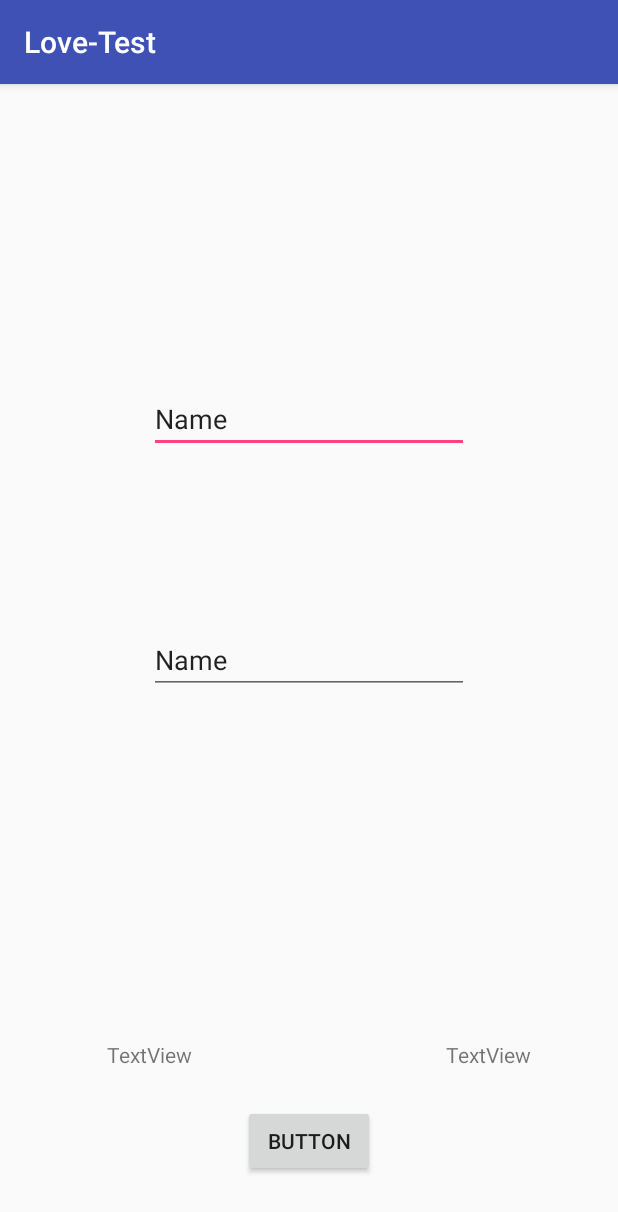
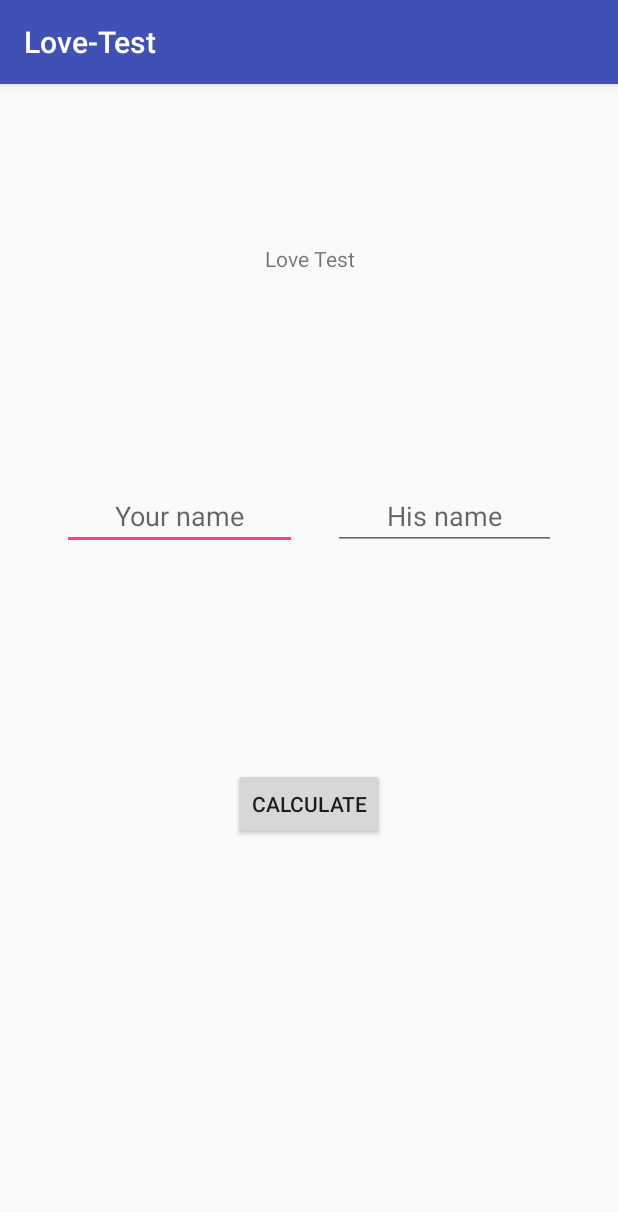
Before and after one commit to izmaconzeta/Love-Test, an Android app: the screen it shows after launch (LoveActivity), on a phone screen of 412 x 824 dp. Shown: the top 1212 px of the screen. Run offline under Robolectric (Android 15) with nearby library versions, the phone set to English and light mode, and no system bars; libraries missing offline, so code that uses them is left out: com.orhanobut.logger, com.sdsmdg.tastytoast.

```diff
--- a/app/build.gradle
+++ b/app/build.gradle
@@ -6,6 +6,8 @@
  *
  * - 4/06/17 02:06 AM
  * - - The Retrofit and Logger libraries were added
+ * - 7/06/17 10:39 PM
+ * - - Inclusion of library for "Constraint Layout"
  *
  * - ...
  * - - ...
@@ -53,4 +55,6 @@ dependencies {
     compile 'com.google.code.gson:gson:2.7'
 
     compile 'com.sdsmdg.tastytoast:tastytoast:0.1.1'
+
+    compile 'com.android.support.constraint:constraint-layout:1.0.2'
 }
--- a/app/src/main/AndroidManifest.xml
+++ b/app/src/main/AndroidManifest.xml
@@ -8,12 +8,14 @@
   ~ - 5/06/17 09:46 PM
   ~ - - The icon to be occupied was defined
   ~
-  ~ - ...
-  ~ - - ...
+  ~ - 7/06/17 10:39 PM
+  ~ - - Adding Internet Permissions
   -->
 
 <manifest xmlns:android="http://schemas.android.com/apk/res/android"
     package="com.sulisuco.love_test">
+
+    <uses-permission android:name="android.permission.INTERNET" />
 
     <application
         android:allowBackup="true"
--- a/app/src/main/java/com/sulisuco/love_test/activity/LoveActivity.java
+++ b/app/src/main/java/com/sulisuco/love_test/activity/LoveActivity.java
@@ -6,6 +6,8 @@
  *
  * - 5/06/17 11:54 PM
  * - - The connector to consume the API was created
+ * - 7/06/17 10:39 PM
+ * - - Correction of elements name and change of "List <something>" in the request
  *
  * - ...
  * - - ...
@@ -36,38 +38,44 @@ import retrofit2.converter.gson.GsonConverterFactory;
 
 public class LoveActivity extends AppCompatActivity {
 
-    EditText et_name_one;
-    EditText et_name_two;
-    TextView percentage;
-    TextView result;
-    Button calculate;
+    TextView rlt_tv_loveTest;
+    TextView rlt_tv_percentage;
+    TextView rlt_tv_result;
 
-    int aux01;
-    int aux02;
+    EditText rlt_et_yourName;
+    EditText rlt_et_hisName;
 
-    String name_one;
-    String name_two;
+    Button rlt_bt_calculate;
+
+    String loveTest;
+    String percentage;
+    String result;
+    String yourName;
+    String hisName;
 
     @Override
     protected void onCreate(Bundle SaveInstanceState){
         super.onCreate(SaveInstanceState);
-        setContentView(R.layout.love_test);
+        setContentView(R.layout.resposive_love_test);
 
-        et_name_one = (EditText) findViewById(R.id.name_one);
-        et_name_two = (EditText) findViewById(R.id.name_two);
-        percentage = (TextView) findViewById(R.id.percentage);
-        result = (TextView) findViewById(R.id.result);
-        calculate = (Button) findViewById(R.id.calculate);
+        rlt_tv_loveTest = (TextView) findViewById(R.id.rlt_tv_loveTest);
+        rlt_tv_percentage = (TextView) findViewById(R.id.rlt_tv_percentage);
+        rlt_tv_result = (TextView) findViewById(R.id.rlt_tv_result);
+        rlt_et_yourName = (EditText) findViewById(R.id.rlt_et_yourName);
+        rlt_et_hisName = (EditText) findViewById(R.id.rlt_et_hisName);
+        rlt_bt_calculate = (Button) findViewById(R.id.rlt_bt_calculate);
 
-        calculate.setOnClickListener(new View.OnClickListener() {
+        rlt_bt_calculate.setOnClickListener(new View.OnClickListener() {
             @Override
             public void onClick(View v) {
-                name_one = et_name_one.getText().toString();
-                name_two = et_name_two.getText().toString();
+                yourName = rlt_et_yourName.getText().toString();
+                hisName = rlt_et_hisName.getText().toString();
 
-                Logger.d("%s\n%n", name_one,name_two);
+                Logger.d("yourName: %s\nhisName: %s",yourName,hisName);
+                loveConnector();
             }
         });
+
     }
 
     void loveConnector(){
@@ -78,14 +86,23 @@ public class LoveActivity extends AppCompatActivity {
 
         LoveClient loveClient = retrofit.create(LoveClient.class);
 
-        Call<List<LoveModel>> loveModelCall = loveClient.getLove(name_one,name_two);
+        Call<LoveModel> loveModelCall = loveClient.getLove(yourName,hisName);
 
-        loveModelCall.enqueue(new Callback<List<LoveModel>>() {
+        loveModelCall.enqueue(new Callback<LoveModel>() {
             @Override
-            public void onResponse(Call<List<LoveModel>> call, Response<List<LoveModel>> response) {
+            public void onResponse(Call<LoveModel> call, Response<LoveModel> response) {
                 switch (response.code()){
                     case 200:
                         Logger.d("200");
+                        Logger.d("yourName: %s\nhisName: %s\npercentage: %s\nresult: %s\n",
+                                response.body().getFname(),
+                                response.body().getSname(),
+                                response.body().getPercentage(),
+                                response.body().getResult());
+                        percentage = response.body().getPercentage();
+                        result = response.body().getResult();
+                        rlt_tv_percentage.setText("%" + percentage);
+                        rlt_tv_result.setText(result);
                         TastyToast.makeText(getApplicationContext(), "Petition Successful !", TastyToast.LENGTH_LONG, TastyToast.SUCCESS);
                         break;
 
@@ -118,7 +135,7 @@ public class LoveActivity extends AppCompatActivity {
             }
 
             @Override
-            public void onFailure(Call<List<LoveModel>> call, Throwable t) {
+            public void onFailure(Call<LoveModel> call, Throwable t) {
                 Logger.e("Error", t.getMessage());
                 Logger.e(t, "Learn something error");
                 TastyToast.makeText(getApplicationContext(), "Petition Error", TastyToast.LENGTH_LONG, TastyToast.ERROR);
--- a/app/src/main/java/com/sulisuco/love_test/client/LoveClient.java
+++ b/app/src/main/java/com/sulisuco/love_test/client/LoveClient.java
@@ -6,6 +6,8 @@
  *
  * - 5/06/17 11:38 PM
  * - - The client was created for the Retrofit request
+ * - 7/06/17 10:39 PM
+ * - - Change of request, from "Path" to "Query" and error correction of the request
  *
  * - ...
  * - - ...
@@ -20,11 +22,11 @@ import java.util.List;
 import retrofit2.Call;
 import retrofit2.http.GET;
 import retrofit2.http.Headers;
-import retrofit2.http.Path;
+import retrofit2.http.Query;
 
 public interface LoveClient {
-    @Headers({"Accept:application/json","X-Mashape-Key: szwC8iPVQDmshygh3ZLGlSMqsfx3p1nWNzUjsnuErHQ1FtC4W"})
-    @GET("/getPercentage?fname={name_one}&sname={name_two}")
-    Call<List<LoveModel>> getLove(@Path("name_one") String name_one,@Path("name_two") String name_two);
+    @Headers({"Accept: application/json","X-Mashape-Key: w5CDZDVr8Nmsh4Q2lxN8bAWTTu4lp1KtVIEjsnaNWa2oMz19a8"})
+    @GET("/getPercentage")
+    Call<LoveModel> getLove(@Query("fname") String yourName, @Query("sname") String hisName);
 
 }
--- a/app/src/main/res/layout/love_test.xml
+++ b/app/src/main/res/layout/love_test.xml
@@ -7,7 +7,8 @@
   ~
   ~ - 5/06/17 11:28 PM
   ~ - - Created the view for the query
-  ~
+  ~ - 7/06/17 10:39 PM
+  ~ - - Depreciation of this view
   ~ - ...
   ~ - - ...
   -->
@@ -59,8 +60,8 @@
         android:id="@+id/calculate"
         android:layout_width="wrap_content"
         android:layout_height="wrap_content"
+        android:layout_marginTop="24dp"
+        android:text="Button"
         android:layout_below="@+id/result"
-        android:layout_centerHorizontal="true"
-        android:layout_marginTop="24dp"
-        android:text="Button" />
+        android:layout_centerHorizontal="true" />
 </RelativeLayout>
--- /dev/null
+++ b/app/src/main/res/layout/resposive_love_test.xml
@@ -0,0 +1,217 @@
+<?xml version="1.0" encoding="utf-8"?>
+<!--
+  ~ Love-Test - resposive_love_test.xml
+  ~ Create by Izma R. Ramirez - sulisu.co on 7/06/17 09:02 PM
+  ~ Copyright (c) 2017. All rights reserved.
+  ~ Last modified date 7/06/17 09:02 PM
+  ~
+  ~ - 7/06/17 09:02 PM
+  ~ - - Adapting the main view with Responsive Design
+  ~
+  ~ - ...
+  ~ - - ...
+  -->
+
+<ScrollView xmlns:android="http://schemas.android.com/apk/res/android"
+    xmlns:app="http://schemas.android.com/apk/res-auto"
+    xmlns:tools="http://schemas.android.com/tools"
+    android:layout_width="match_parent" android:layout_height="match_parent"
+    android:fillViewport="true">
+
+    <android.support.constraint.ConstraintLayout
+        android:layout_width="match_parent"
+        android:layout_height="wrap_content">
+
+        <android.support.constraint.Guideline
+            android:id="@+id/gl_v_000"
+            android:layout_width="wrap_content"
+            android:layout_height="wrap_content"
+            android:orientation="vertical"
+            app:layout_constraintGuide_percent="0.0" />
+
+        <android.support.constraint.Guideline
+            android:id="@+id/gl_v_010"
+            android:layout_width="wrap_content"
+            android:layout_height="wrap_content"
+            android:orientation="vertical"
+            app:layout_constraintGuide_percent="0.1" />
+
+        <android.support.constraint.Guideline
+            android:id="@+id/gl_v_025"
+            android:layout_width="wrap_content"
+            android:layout_height="wrap_content"
+            android:orientation="vertical"
+            app:layout_constraintGuide_percent="0.25" />
+
+        <android.support.constraint.Guideline
+            android:id="@+id/gl_v_050"
+            android:layout_width="wrap_content"
+            android:layout_height="wrap_content"
+            android:orientation="vertical"
+            app:layout_constraintGuide_percent="0.5" />
+
+        <android.support.constraint.Guideline
+            android:id="@+id/gl_v_075"
+            android:layout_width="wrap_content"
+            android:layout_height="wrap_content"
+            android:orientation="vertical"
+            app:layout_constraintGuide_percent="0.75" />
+
+        <android.support.constraint.Guideline
+            android:id="@+id/gl_v_090"
+            android:layout_width="wrap_content"
+            android:layout_height="wrap_content"
+            android:orientation="vertical"
+            app:layout_constraintGuide_percent="0.9" />
+
+        <android.support.constraint.Guideline
+            android:id="@+id/gl_v_100"
+            android:layout_width="wrap_content"
+            android:layout_height="wrap_content"
+            android:orientation="vertical"
+            app:layout_constraintGuide_percent="1.0" />
+
+        <android.support.constraint.Guideline
+            android:id="@+id/gl_h_000"
+            android:layout_width="wrap_content"
+            android:layout_height="wrap_content"
+            android:orientation="horizontal"
+            app:layout_constraintGuide_percent="0.0" />
+
+        <android.support.constraint.Guideline
+            android:id="@+id/gl_h_005"
+            android:layout_width="wrap_content"
+            android:layout_height="wrap_content"
+            android:orientation="horizontal"
+            app:layout_constraintGuide_percent="0.05" />
+
+        <android.support.constraint.Guideline
+            android:id="@+id/gl_h_025"
+            android:layout_width="wrap_content"
+            android:layout_height="wrap_content"
+            android:orientation="horizontal"
+            app:layout_constraintGuide_percent="0.25" />
+
+        <android.support.constraint.Guideline
+            android:id="@+id/gl_h_050"
+            android:layout_width="wrap_content"
+            android:layout_height="wrap_content"
+            android:orientation="horizontal"
+            app:layout_constraintGuide_percent="0.5" />
+
+        <android.support.constraint.Guideline
+            android:id="@+id/gl_h_075"
+            android:layout_width="wrap_content"
+            android:layout_height="wrap_content"
+            android:orientation="horizontal"
+            app:layout_constraintGuide_percent="0.75" />
+
+        <android.support.constraint.Guideline
+            android:id="@+id/gl_h_095"
+            android:layout_width="wrap_content"
+            android:layout_height="wrap_content"
+            android:orientation="horizontal"
+            app:layout_constraintGuide_percent="0.95" />
+
+        <android.support.constraint.Guideline
+            android:id="@+id/gl_h_100"
+            android:layout_width="wrap_content"
+            android:layout_height="wrap_content"
+            android:orientation="horizontal"
+            app:layout_constraintGuide_percent="1.0" />
+
+        <TextView
+            android:id="@+id/rlt_tv_loveTest"
+            android:layout_width="0dp"
+            android:layout_height="17dp"
+            android:layout_marginBottom="8dp"
+            android:layout_marginLeft="0dp"
+            android:layout_marginRight="0dp"
+            android:layout_marginTop="8dp"
+            android:text="Love Test"
+            android:textAlignment="center"
+            app:layout_constraintBottom_toTopOf="@+id/gl_h_025"
+            app:layout_constraintLeft_toLeftOf="@+id/gl_v_010"
+            app:layout_constraintRight_toLeftOf="@+id/gl_v_090"
+            app:layout_constraintTop_toTopOf="@+id/gl_h_005"
+            app:layout_constraintHorizontal_bias="0.0" />
+
+        <EditText
+            android:id="@+id/rlt_et_yourName"
+            android:layout_width="0dp"
+            android:layout_height="wrap_content"
+            android:layout_marginBottom="8dp"
+            android:layout_marginLeft="0dp"
+            android:layout_marginRight="8dp"
+            android:layout_marginTop="8dp"
+            android:ems="10"
+            android:hint="Your name"
+            android:inputType="textPersonName"
+            android:textAlignment="center"
+            app:layout_constraintBottom_toTopOf="@+id/gl_h_050"
+            app:layout_constraintLeft_toLeftOf="@+id/gl_v_010"
+            app:layout_constraintRight_toLeftOf="@+id/gl_v_050"
+            app:layout_constraintTop_toTopOf="@+id/gl_h_025" />
+
+        <EditText
+            android:id="@+id/rlt_et_hisName"
+            android:layout_width="0dp"
+            android:layout_height="wrap_content"
+            android:layout_marginBottom="8dp"
+            android:layout_marginLeft="16dp"
+            android:layout_marginRight="0dp"
+            android:layout_marginTop="8dp"
+            android:ems="10"
+            android:hint="His name"
+            android:inputType="textPersonName"
+            android:textAlignment="center"
+            app:layout_constraintBottom_toTopOf="@+id/gl_h_050"
+            app:layout_constraintLeft_toLeftOf="@+id/gl_v_050"
+            app:layout_constraintRight_toLeftOf="@+id/gl_v_090"
+            app:layout_constraintTop_toTopOf="@+id/gl_h_025" />
+
+        <TextView
+            android:id="@+id/rlt_tv_percentage"
+            android:layout_width="0dp"
+            android:layout_height="wrap_content"
+            android:layout_marginLeft="0dp"
+            android:layout_marginRight="0dp"
+            android:textAlignment="center"
+            app:layout_constraintHorizontal_bias="0.0"
+            app:layout_constraintLeft_toLeftOf="@+id/gl_v_010"
+            app:layout_constraintRight_toLeftOf="@+id/gl_v_090"
+            app:layout_constraintTop_toTopOf="@+id/gl_h_075"
+            android:layout_marginTop="8dp" />
+
+        <TextView
+            android:id="@+id/rlt_tv_result"
+            android:layout_width="0dp"
+            android:layout_height="wrap_content"
+            android:layout_marginLeft="0dp"
+            android:layout_marginRight="0dp"
+            android:textAlignment="center"
+            app:layout_constraintHorizontal_bias="0.0"
+            app:layout_constraintLeft_toLeftOf="@+id/gl_v_010"
+            app:layout_constraintRight_toLeftOf="@+id/gl_v_090"
+            android:layout_marginBottom="8dp"
+            app:layout_constraintBottom_toTopOf="@+id/gl_h_095"
+            android:layout_marginTop="0dp"
+            app:layout_constraintTop_toBottomOf="@+id/rlt_tv_percentage"
+            app:layout_constraintVertical_bias="0.745" />
+
+        <Button
+            android:id="@+id/rlt_bt_calculate"
+            android:layout_width="wrap_content"
+            android:layout_height="wrap_content"
+            android:layout_marginLeft="8dp"
+            android:layout_marginRight="8dp"
+            android:text="Calculate"
+            app:layout_constraintLeft_toLeftOf="@+id/gl_v_010"
+            app:layout_constraintRight_toLeftOf="@+id/gl_v_090"
+            app:layout_constraintTop_toTopOf="@+id/gl_h_050"
+            android:layout_marginTop="8dp"
+            android:layout_marginBottom="8dp"
+            app:layout_constraintBottom_toTopOf="@+id/gl_h_075" />
+
+    </android.support.constraint.ConstraintLayout>
+</ScrollView>
```
Also changed, not shown: build.gradle (+5 -2 lines), 2 other files.
